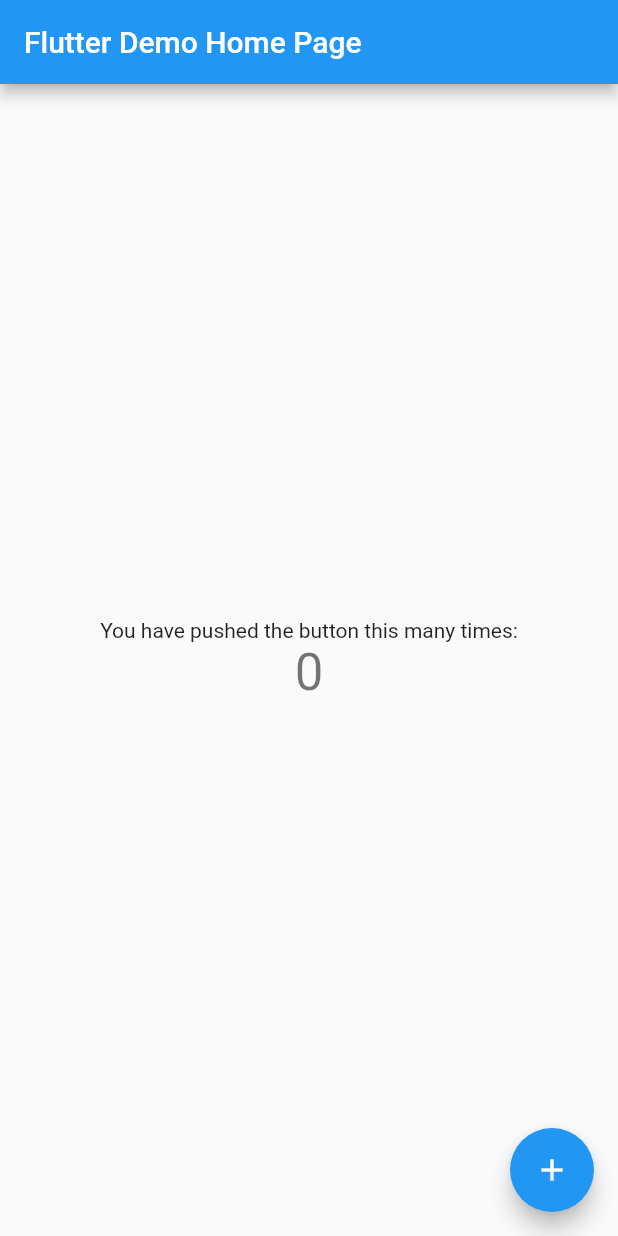
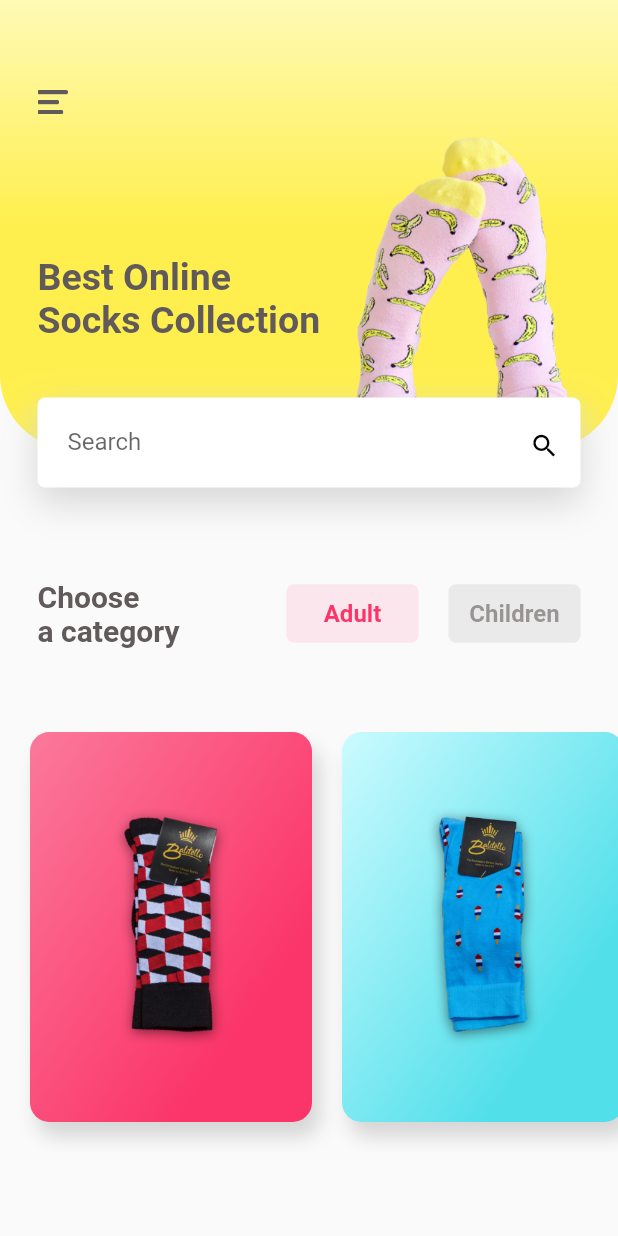
Before and after one commit to afgprogrammer/Flutter-Socks-Shop, a Flutter app: the screen it shows after launch, on a phone screen of 412 x 824 dp. Run offline on Flutter 3.47's test engine with Material 2 defaults, Android fonts, the phone set to English and light mode, and no system bars; our stand-ins replace page_transition, simple_animations.

Commit message:
Make home page

```diff
--- a/lib/main.dart
+++ b/lib/main.dart
@@ -1,111 +1,205 @@
+import 'package:day20_3_2/Animations/FadeAnimation.dart';
+import 'package:day20_3_2/ViewSocks.dart';
 import 'package:flutter/material.dart';
+import 'package:flutter/services.dart';
+import 'package:page_transition/page_transition.dart';
 
-void main() => runApp(MyApp());
+void main() {
+  SystemChrome.setPreferredOrientations([DeviceOrientation.portraitUp]);
+  runApp(
+    MaterialApp(
+      debugShowCheckedModeBanner: false,
+      home: HomePage(),
+    )
+  );
+}
 
-class MyApp extends StatelessWidget {
-  // This widget is the root of your application.
+class HomePage extends StatelessWidget {
   @override
   Widget build(BuildContext context) {
-    return MaterialApp(
-      title: 'Flutter Demo',
-      theme: ThemeData(
-        // This is the theme of your application.
-        //
-        // Try running your application with "flutter run". You'll see the
-        // application has a blue toolbar. Then, without quitting the app, try
-        // changing the primarySwatch below to Colors.green and then invoke
-        // "hot reload" (press "r" in the console where you ran "flutter run",
-        // or simply save your changes to "hot reload" in a Flutter IDE).
-        // Notice that the counter didn't reset back to zero; the application
-        // is not restarted.
-        primarySwatch: Colors.blue,
+    return Scaffold(
+      body: SingleChildScrollView(
+        child: Column(
+          children: <Widget>[
+            FadeAnimation(1, Container(
+              height: 300,
+              width: double.infinity,
+              padding: EdgeInsets.only(left: 25, right: 25, top: 60),
+              decoration: BoxDecoration(
+                borderRadius: BorderRadius.only(
+                  bottomRight: Radius.circular(50.0),
+                  bottomLeft: Radius.circular(50.0)
+                ),
+                gradient: LinearGradient(
+                  begin: Alignment.topRight,
+                  colors: [
+                    Color.fromRGBO(255, 250, 182, 1),
+                    Color.fromRGBO(255, 239, 78, 1)
+                  ]
+                ),
+              ),
+              child: Column(
+                crossAxisAlignment: CrossAxisAlignment.start,
+                children: <Widget>[
+                  FadeAnimation(1, Image.asset('assets/menu.png', width: 20,)),
+                  SizedBox(height: 15,),
+                  Row(
+                    crossAxisAlignment: CrossAxisAlignment.center,
+                    mainAxisAlignment: MainAxisAlignment.spaceBetween,
+                    children: <Widget>[
+                      Expanded(
+                        flex: 4,
+                        child: FadeAnimation(1.2, Text('Best Online \nSocks Collection', style: TextStyle(
+                          fontSize: 25,
+                          fontWeight: FontWeight.bold,
+                          color: Color.fromRGBO(97, 90, 90, 1)
+                        )),),
+                      ),
+                      Expanded(
+                        flex: 3,
+                        child: FadeAnimation(1.3, Image.asset('assets/header-socks.png')),
+                      ),
+                    ],
+                  )
+                ],
+              ),
+            )),
+            Transform.translate(
+              offset: Offset(0, -35),
+              child: FadeAnimation(1.2, Container(
+                height: 60,
+                padding: EdgeInsets.only(left: 20, top: 8),
+                margin: EdgeInsets.symmetric(horizontal: 25),
+                decoration: BoxDecoration(
+                  boxShadow: [
+                    BoxShadow(
+                      color: Colors.grey[350],
+                      blurRadius: 20.0,
+                      offset: Offset(0, 10.0)
+                    )
+                  ],
+                  borderRadius: BorderRadius.circular(5.0),
+                  color: Colors.white
+                ),
+                child: TextField(
+                  decoration: InputDecoration(
+                    suffixIcon: Icon(Icons.search, color: Colors.black, size: 20.0,),
+                    border: InputBorder.none,
+                    hintText: 'Search'
+                  ),
+                ),
+              )),
+            ),
+            Padding(
+              padding: EdgeInsets.all(25),
+              child: Column(
+                crossAxisAlignment: CrossAxisAlignment.start,
+                children: <Widget>[
+                  Row(
+                    mainAxisAlignment: MainAxisAlignment.spaceBetween,
+                    children: <Widget>[
+                      FadeAnimation(1.2, Text('Choose \na category', style: TextStyle(
+                        fontWeight: FontWeight.bold,
+                        fontSize: 20,
+                        color: Color.fromRGBO(97, 90, 90, 1)
+                      )),),
+                      Container(
+                        child: Row(
+                          children: <Widget>[
+                            FadeAnimation(1.2, FlatButton(
+                              shape: RoundedRectangleBorder(borderRadius: BorderRadius.circular(5)),
+                              padding: EdgeInsets.all(10),
+                              onPressed: () {},
+                              color: Color.fromRGBO(251, 53, 105, 0.1),
+                              child: Text('Adult', style: TextStyle(
+                                color: Color.fromRGBO(251, 53, 105, 1),
+                                fontSize: 16,
+                                fontWeight: FontWeight.bold
+                              )),
+                            )),
+                            SizedBox(width: 20.0,),
+                            FadeAnimation(1.3, FlatButton(
+                              shape: RoundedRectangleBorder(borderRadius: BorderRadius.circular(5)),
+                              padding: EdgeInsets.all(10),
+                              onPressed: () {},
+                              color: Color.fromRGBO(97, 90, 90, 0.1),
+                              child: Text('Children', style: TextStyle(
+                                color: Color.fromRGBO(97, 90, 90, 0.6),
+                                fontSize: 16,
+                                fontWeight: FontWeight.bold
+                              )),
+                            )),
+                          ],
+                        ),
+                      )
+                    ],
+                  )
+                ],
+              ),
+            ),
+            SizedBox(height: 30.0,),
+            Container(
+              height: 280,
+              width: double.infinity,
+              child: ListView(
+                padding: EdgeInsets.only(bottom: 20, left: 20),
+                scrollDirection: Axis.horizontal,
+                children: <Widget>[
+                  FadeAnimation(1.3, makeCard(
+                    context: context,
+                    startColor: Color.fromRGBO(251, 121, 155, 1),
+                    endColor: Color.fromRGBO(251, 53, 105, 1),
+                    image: 'assets/socks-one.png'
+                  )),
+                  FadeAnimation(1.4, makeCard(
+                    context: context,
+                    startColor: Color.fromRGBO(203, 251, 255, 1),
+                    endColor: Color.fromRGBO(81, 223, 234, 1),
+                    image: 'assets/socks-two.png'
+                  )),
+                ],
+              ),
+            )
+          ],
+        ),
       ),
-      home: MyHomePage(title: 'Flutter Demo Home Page'),
+    );
+  }
+
+  Widget makeCard({context, startColor, endColor, image}) {
+    return GestureDetector(
+      onTap: () {
+        Navigator.push(context, PageTransition(type: PageTransitionType.fade, child: ViewSocks()));
+      },
+      child: AspectRatio(
+        aspectRatio: 4/5,
+        child: Container(
+          margin: EdgeInsets.only(right: 20),
+          decoration: BoxDecoration(
+            borderRadius: BorderRadius.circular(13.0),
+            gradient: LinearGradient(
+              begin: Alignment.topLeft,
+              colors: [
+                startColor,
+                endColor
+              ],
+            ),
+            boxShadow: [
+              BoxShadow(
+                color: Colors.grey[350],
+                blurRadius: 10,
+                offset: Offset(5, 10)
+              )
+            ]
+          ),
+          child: Padding(
+            padding: EdgeInsets.all(50),
+            child: Center(
+              child: Image.asset(image),
+            ),
+          ),
+        ),
+      ),
     );
   }
 }
-
-class MyHomePage extends StatefulWidget {
-  MyHomePage({Key key, this.title}) : super(key: key);
-
-  // This widget is the home page of your application. It is stateful, meaning
-  // that it has a State object (defined below) that contains fields that affect
-  // how it looks.
-
-  // This class is the configuration for the state. It holds the values (in this
-  // case the title) provided by the parent (in this case the App widget) and
-  // used by the build method of the State. Fields in a Widget subclass are
-  // always marked "final".
-
-  final String title;
-
-  @override
-  _MyHomePageState createState() => _MyHomePageState();
-}
-
-class _MyHomePageState extends State<MyHomePage> {
-  int _counter = 0;
-
-  void _incrementCounter() {
-    setState(() {
-      // This call to setState tells the Flutter framework that something has
-      // changed in this State, which causes it to rerun the build method below
-      // so that the display can reflect the updated values. If we changed
-      // _counter without calling setState(), then the build method would not be
-      // called again, and so nothing would appear to happen.
-      _counter++;
-    });
-  }
-
-  @override
-  Widget build(BuildContext context) {
-    // This method is rerun every time setState is called, for instance as done
-    // by the _incrementCounter method above.
-    //
-    // The Flutter framework has been optimized to make rerunning build methods
-    // fast, so that you can just rebuild anything that needs updating rather
-    // than having to individually change instances of widgets.
-    return Scaffold(
-      appBar: AppBar(
-        // Here we take the value from the MyHomePage object that was created by
-        // the App.build method, and use it to set our appbar title.
-        title: Text(widget.title),
-      ),
-      body: Center(
-        // Center is a layout widget. It takes a single child and positions it
-        // in the middle of the parent.
-        child: Column(
-          // Column is also a layout widget. It takes a list of children and
-          // arranges them vertically. By default, it sizes itself to fit its
-          // children horizontally, and tries to be as tall as its parent.
-          //
-          // Invoke "debug painting" (press "p" in the console, choose the
-          // "Toggle Debug Paint" action from the Flutter Inspector in Android
-          // Studio, or the "Toggle Debug Paint" command in Visual Studio Code)
-          // to see the wireframe for each widget.
-          //
-          // Column has various properties to control how it sizes itself and
-          // how it positions its children. Here we use mainAxisAlignment to
-          // center the children vertically; the main axis here is the vertical
-          // axis because Columns are vertical (the cross axis would be
-          // horizontal).
-          mainAxisAlignment: MainAxisAlignment.center,
-          children: <Widget>[
-            Text(
-              'You have pushed the button this many times:',
-            ),
-            Text(
-              '$_counter',
-              style: Theme.of(context).textTheme.display1,
-            ),
-          ],
-        ),
-      ),
-      floatingActionButton: FloatingActionButton(
-        onPressed: _incrementCounter,
-        tooltip: 'Increment',
-        child: Icon(Icons.add),
-      ), // This trailing comma makes auto-formatting nicer for build methods.
-    );
-  }
-}
```
